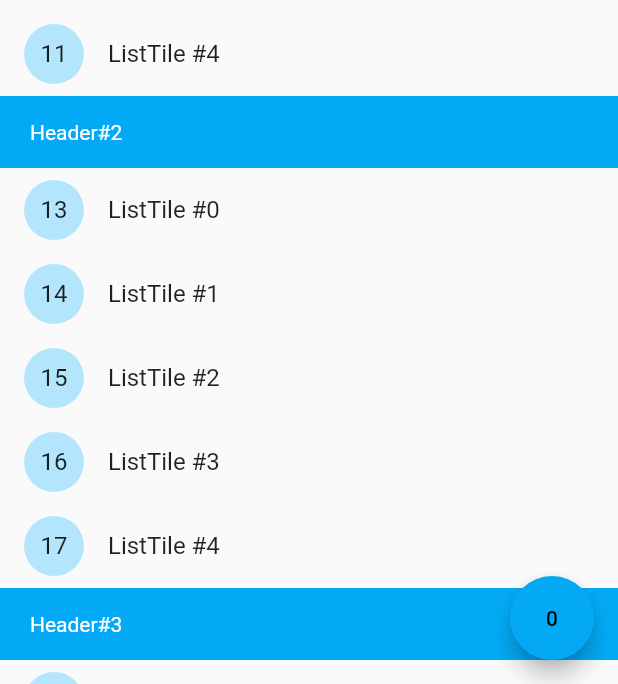
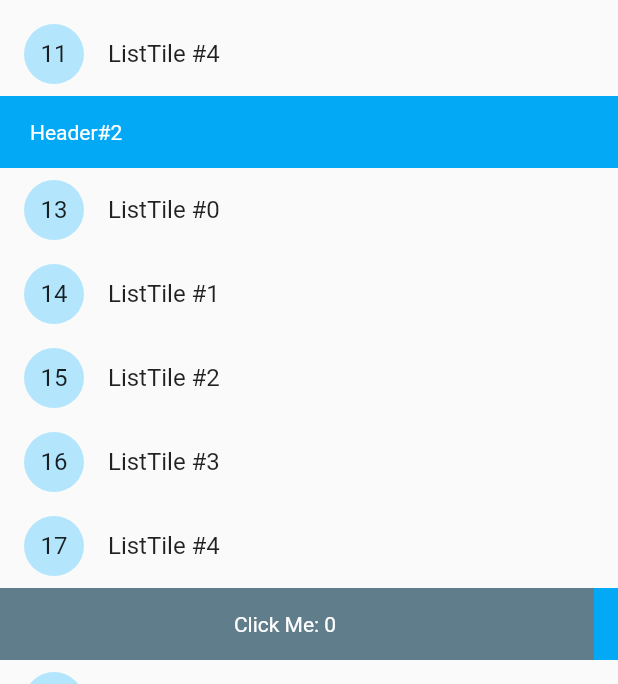
Before and after one commit to tp7309/flutter_sticky_and_expandable_list, a Flutter app: the ExampleScrollToIndex screen opened by its route, after a tap on an icon or button, on a phone screen of 412 x 824 dp, the part 552-1236 px from its top. Run offline on Flutter 3.47's test engine with Material 2 defaults, Android fonts, the light colour scheme and no system bars; drawn by our look-alikes of scroll_to_index; our stand-ins replace pull_to_refresh.

Commit message:
migrate to flutter 3.0.0

```diff
--- a/example/lib/example_custom_section_animation.dart
+++ b/example/lib/example_custom_section_animation.dart
@@ -35,7 +35,7 @@ class _ExampleCustomSectionAnimationState
               containerInfo: containerInfo,
               onStateChanged: () {
                 //notify ExpandableListView that expand state has changed.
-                WidgetsBinding.instance!.addPostFrameCallback((_) {
+                WidgetsBinding.instance.addPostFrameCallback((_) {
                   if (mounted) {
                     setState(() {});
                   }
--- a/example/lib/example_nested_scroll_view.dart
+++ b/example/lib/example_nested_scroll_view.dart
@@ -24,7 +24,7 @@ class _ExampleNestedScrollViewState extends State<ExampleNestedScrollView>
     this.tabController = TabController(length: 2, vsync: this);
     this.subTabController = TabController(length: 2, vsync: this);
     var headerContentHeight = _expandedHeight - kToolbarHeight;
-    WidgetsBinding.instance!.addPostFrameCallback((timeStamp) {
+    WidgetsBinding.instance.addPostFrameCallback((timeStamp) {
       outerController.addListener(() {
         var pinned = outerController.offset >= headerContentHeight;
         if (_isPinnedTitleShown != pinned) {
--- a/example/lib/example_pull_to_refresh.dart
+++ b/example/lib/example_pull_to_refresh.dart
@@ -23,6 +23,8 @@ class _ExamplePullToRefreshState extends State<ExamplePullToRefresh> {
   void _onRefresh() async {
     // monitor network fetch
     await Future.delayed(Duration(milliseconds: 1000));
+    sectionList = MockData.getExampleSections(5, 3);
+    if (mounted) setState(() {});
     // if failed,use refreshFailed()
     _refreshController.refreshCompleted();
   }
--- a/example/lib/example_scroll_to_index.dart
+++ b/example/lib/example_scroll_to_index.dart
@@ -50,10 +50,15 @@ class _ExampleScrollToIndexState extends State<ExampleScrollToIndex> {
               );
             }),
       ),
-      floatingActionButton: FloatingActionButton(
-        onPressed: _scrollToIndex,
-        tooltip: 'Increment',
-        child: Text(counter.toString()),
+      floatingActionButton: InkWell(
+        onTap: _scrollToIndex,
+        child: Container(
+          height: 48,
+          padding: EdgeInsets.all(10),
+          alignment: Alignment.center,
+          color: Colors.blueGrey,
+          child: Text("Click Me: ${counter.toString()}", style: TextStyle(color: Colors.white),),
+        ),
       ),
     );
   }
--- a/example/pubspec.yaml
+++ b/example/pubspec.yaml
@@ -26,7 +26,7 @@ dependencies:
 #  cupertino_icons: ^0.1.2
   sticky_and_expandable_list:
     path: ../
-  scroll_to_index: any
+  scroll_to_index: ^3.0.0
   pull_to_refresh: ^2.0.0
 
 dev_dependencies:
--- a/lib/src/expandable_section_container.dart
+++ b/lib/src/expandable_section_container.dart
@@ -167,7 +167,7 @@ class RenderExpandableSectionContainer extends RenderBox
 
     //when collapse last section, Sliver list not callback correct offset, so layout again.
     if (_renderSliver.sizeChanged) {
-      WidgetsBinding.instance?.addPostFrameCallback((timeStamp) {
+      WidgetsBinding.instance.addPostFrameCallback((timeStamp) {
         if (attached) {
           markNeedsLayout();
         }
--- a/lib/src/sliver_expandable_list.dart
+++ b/lib/src/sliver_expandable_list.dart
@@ -411,7 +411,7 @@ class _ExpandableAutoLayoutWidgetState
 
   void _onChange() {
     if (widget.trigger.needBuild()) {
-      WidgetsBinding.instance!.addPostFrameCallback((_) {
+      WidgetsBinding.instance.addPostFrameCallback((_) {
         if (mounted) {
           setState(() {});
         }
--- a/pubspec.yaml
+++ b/pubspec.yaml
@@ -1,11 +1,11 @@
 name: sticky_and_expandable_list
 description: Build a grouped list, which support expand/collapse section and sticky header, support use it with sliver widget.
-version: 1.0.3
+version: 1.1.0
 homepage: https://github.com/tp7309/flutter_sticky_and_expandable_list
 issue_tracker: https://github.com/tp7309/flutter_sticky_and_expandable_list/issues
 
 environment:
-  sdk: '>=2.12.0 <3.0.0'
+  sdk: '>=2.12.0'
 
 dependencies:
   flutter:
```
Also changed, not shown: 3 other files.
